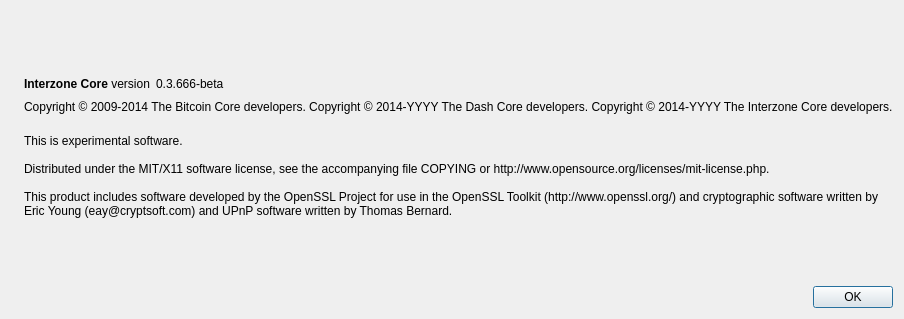
Before: the Qt Designer form src/qt/forms/aboutdialog.ui in projectinterzone/tITZ, drawn with Qt 5.
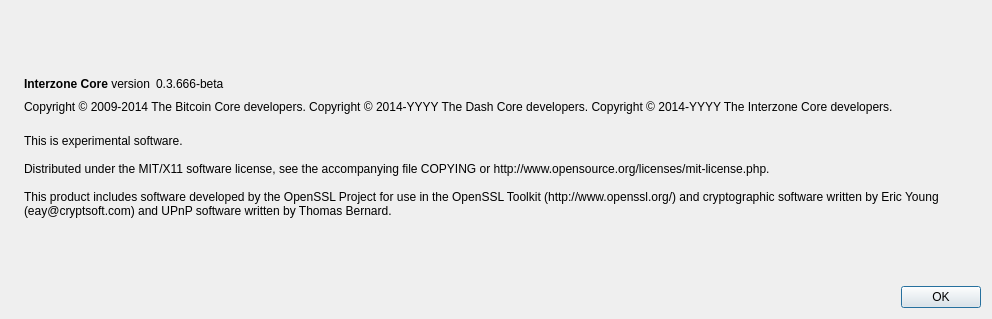
After: the same form once the commit is applied. Icons and pictures are not drawn.

Patch:
```diff
--- a/src/qt/forms/aboutdialog.ui
+++ b/src/qt/forms/aboutdialog.ui
@@ -6,7 +6,7 @@
    <rect>
     <x>0</x>
     <y>0</y>
-    <width>593</width>
+    <width>992</width>
     <height>319</height>
    </rect>
   </property>
```
Left out of the diff: 4 changed lines with no effect on the pictures.
